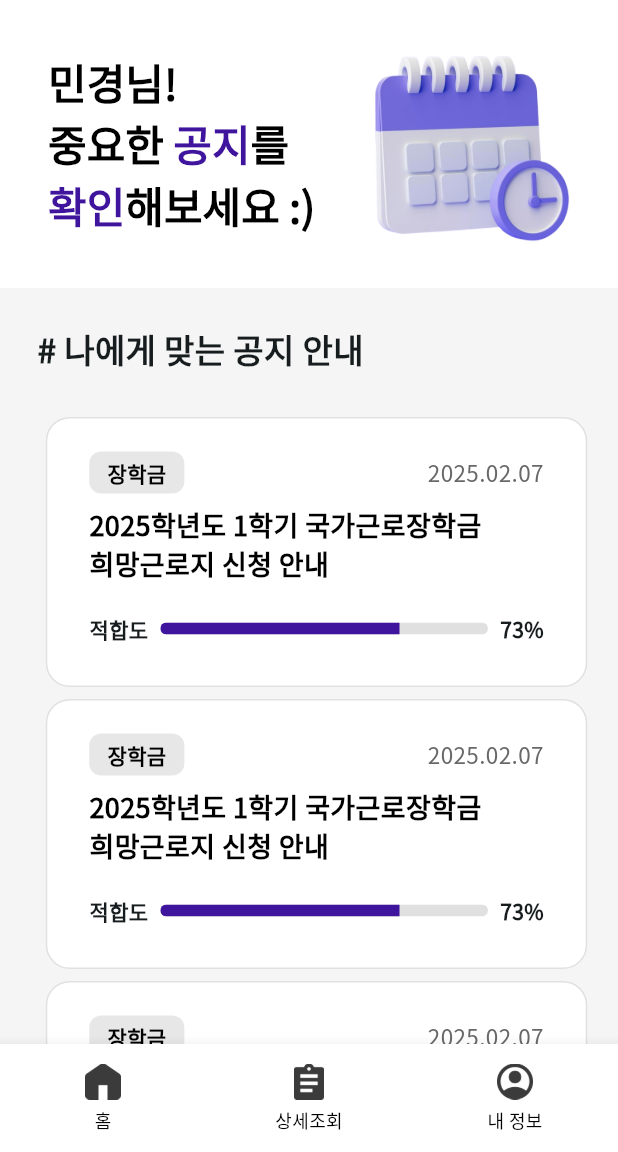
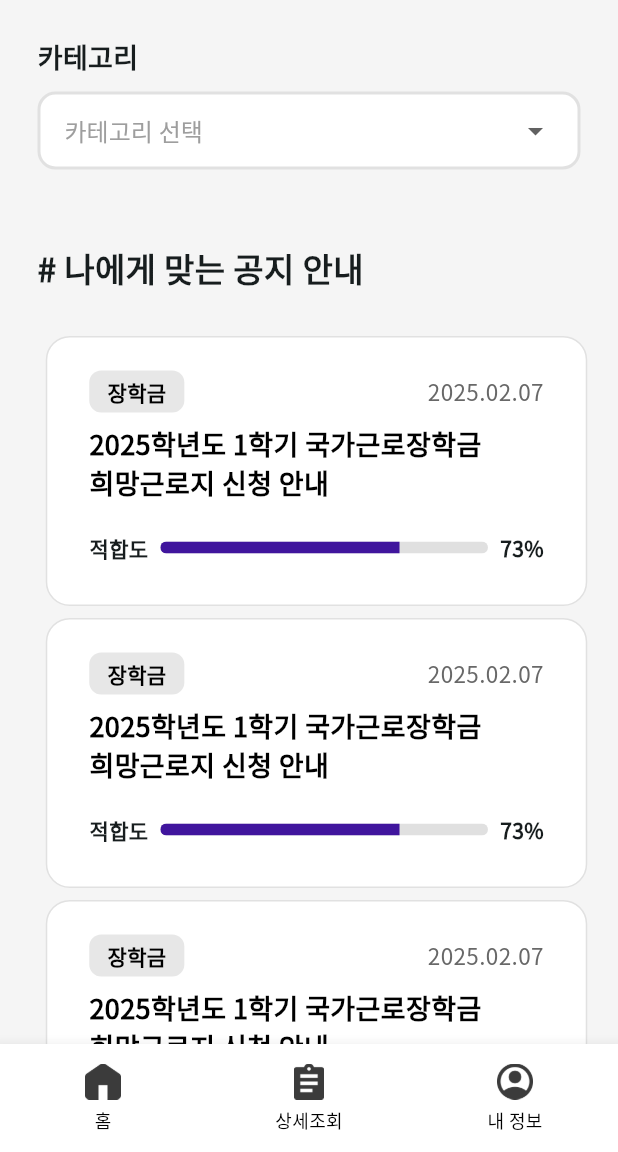
Before and after one commit to GDGxUMC-Hackathon-Team1/frontend, a Flutter app: the screen it shows after launch, item 2 of the bottom bar chosen, on a phone screen of 412 x 824 dp, the part 84-1236 px from its top. Run offline on Flutter 3.47's test engine with Material 3 defaults, Android fonts, the phone set to English and light mode, and no system bars; our stand-ins replace carousel_slider.

Commit message:
add: 카테고리 추가

```diff
--- a/lib/core/app_colors.dart
+++ b/lib/core/app_colors.dart
@@ -25,4 +25,7 @@ class AppColors {
   static const Color navIconFocused = Color(0xFF3B3B3B);
   static const Color navIconUnfocused = Color(0xFF717171);
 
+  // 테두리 색
+  static const Color borderGray = Color(0xFFE1E1E1);
+
 }
--- a/lib/screens/notice_details.dart
+++ b/lib/screens/notice_details.dart
@@ -1,5 +1,6 @@
 import 'package:carousel_slider/carousel_slider.dart';
 import 'package:flutter/material.dart';
+import 'package:frontend/widgets/dropdown.dart';
 import 'package:frontend/widgets/notice_card.dart';
 
 import '../widgets/category_card.dart';
@@ -14,6 +15,19 @@ class NoticeDetailsPage extends StatefulWidget {
 }
 
 class _NoticeDetailsPageState extends State<NoticeDetailsPage> {
+
+  // 선택된 값을 추적할 변수
+  String? _selectedCategory;
+
+  // 드롭다운 항목들
+  final List<String> _categories = [
+    '장학금',
+    '학사',
+    '알림',
+    '행사',
+    '공지사항',
+  ];
+
   @override
   Widget build(BuildContext context) {
     return Padding(
@@ -22,10 +36,25 @@ class _NoticeDetailsPageState extends State<NoticeDetailsPage> {
         crossAxisAlignment: CrossAxisAlignment.start,
         children: [
           // 1. 선택
-          Container(
-            child: Center(
-              child: HomepageTopBanner(
-                username: "민경",
+          Padding(
+            padding: const EdgeInsets.all(25.0),
+            child: Container(
+              child: Column(
+                crossAxisAlignment: CrossAxisAlignment.start,
+                children: [
+                  Text("카테고리", style: TextStyle(fontWeight: FontWeight.bold, fontSize: 18),),
+                  SizedBox(height: 10,),
+                  DropdownComponent(
+                    items: _categories,
+                    selectedValue: _selectedCategory,
+                    onChanged: (String? newValue) {
+                      setState(() {
+                        _selectedCategory = newValue;
+                      });
+                    },
+                    hintText: '카테고리 선택', // 드롭다운 선택 안된 상태에서 보이는 텍스트
+                  ),
+                ],
               ),
             ),
           ),
--- /dev/null
+++ b/lib/widgets/dropdown.dart
@@ -0,0 +1,59 @@
+import 'package:flutter/material.dart';
+import 'package:frontend/core/app_colors.dart';
+
+class DropdownComponent extends StatelessWidget {
+  final List<String> items; // 드롭다운 항목 리스트
+  final String? selectedValue; // 선택된 값
+  final Function(String?) onChanged; // 값이 변경될 때 호출될 콜백 함수
+  final String hintText; // 힌트 텍스트
+
+  const DropdownComponent({
+    Key? key,
+    required this.items,
+    required this.selectedValue,
+    required this.onChanged,
+    required this.hintText,
+  }) : super(key: key);
+
+  @override
+  Widget build(BuildContext context) {
+    return Container(
+      padding: const EdgeInsets.symmetric(horizontal: 16.0), // 내부 여백
+      decoration: BoxDecoration(
+        borderRadius: BorderRadius.circular(12), // 둥근 모서리
+        border: Border.all(
+          color: AppColors.borderGray, // 테두리 색상
+          width: 2, // 테두리 두께
+        ),
+        color: Colors.white, // 배경색
+      ),
+      child: DropdownButton<String>(
+        value: selectedValue,
+        hint: Text(
+          hintText,
+          style: TextStyle(
+            color: Colors.grey, // 힌트 텍스트 색상
+            fontSize: 16, // 힌트 텍스트 크기
+          ),
+        ),
+        isExpanded: true, // 드롭다운이 화면 너비를 가득 채우도록 설정
+        onChanged: onChanged, // 값이 바뀔 때 호출될 콜백
+        dropdownColor: Colors.white,
+        items: items.map<DropdownMenuItem<String>>((String value) {
+          return DropdownMenuItem<String>(
+            value: value,
+            child: Padding(
+              padding: const EdgeInsets.symmetric(vertical: 8.0), // 각 아이템의 간격
+              child: Text(
+                value,
+                style: TextStyle(fontSize: 16), // 아이템 텍스트 크기
+              ),
+            ),
+          );
+        }).toList(),
+        style: TextStyle(color: Colors.black), // 선택된 텍스트 색상
+        underline: SizedBox(), // 밑줄 제거
+      ),
+    );
+  }
+}
```
